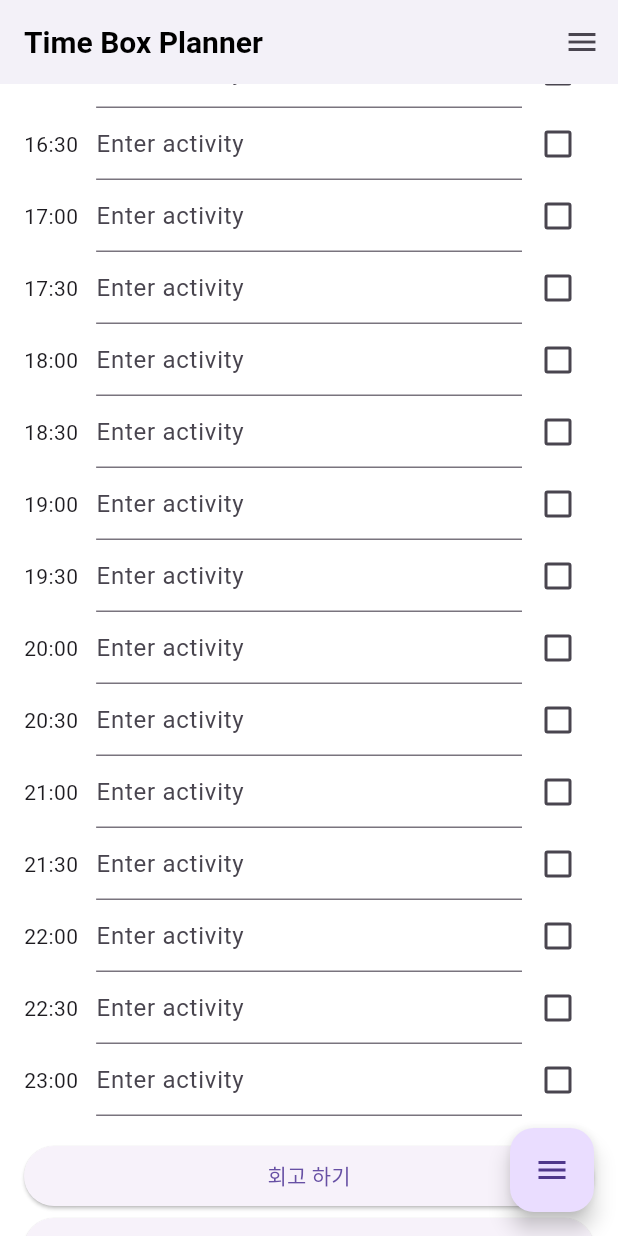
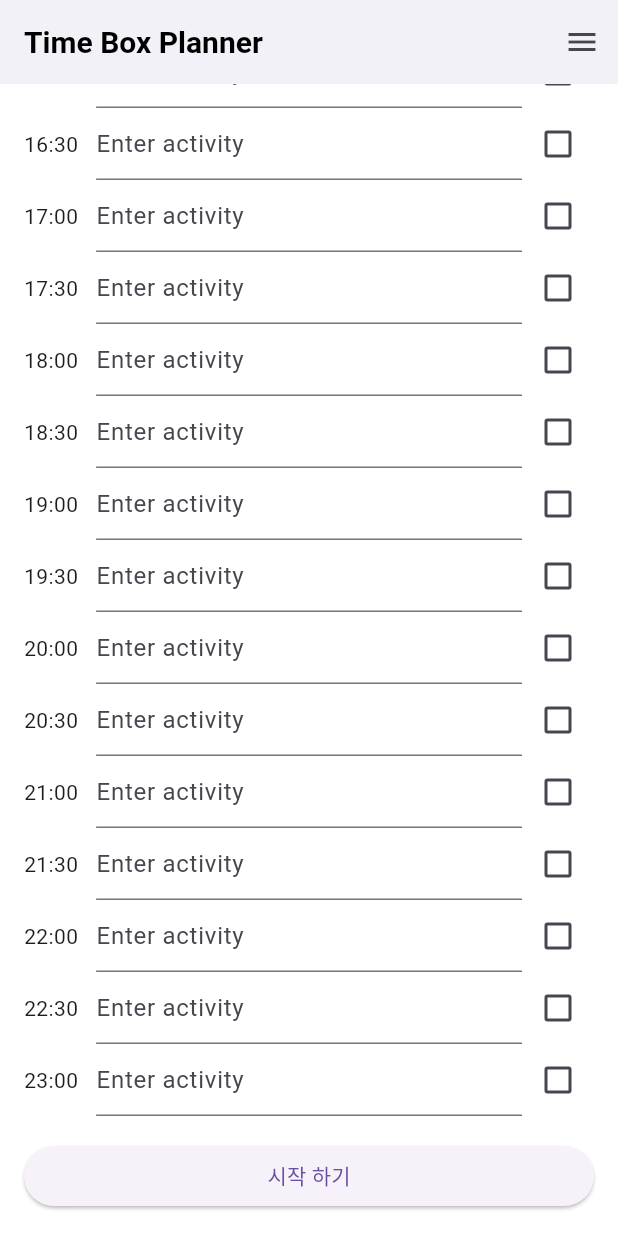
Before and after one commit to 9oHigh/usket.Tig, a Flutter app: the HomeScreen screen opened directly, scrolled down 1268 dp, on a phone screen of 412 x 824 dp. Run offline on Flutter 3.47's test engine with Material 3 defaults, Android fonts, the light colour scheme and no system bars; our stand-ins replace cloud_firestore, firebase_auth, firebase_core, flutter_dotenv, flutter_riverpod, google_mobile_ads and 4 more; accounts and stored records are empty; generated files the repository leaves out were written again; network calls fail.

Commit message:
fix: remove retrospect button, just start option

```diff
--- a/tig/lib/presentation/screens/home/home_screen.dart
+++ b/tig/lib/presentation/screens/home/home_screen.dart
@@ -175,12 +175,6 @@
                     const SizedBox(height: 16.0),
                     _buildTimeTable(),
                     const SizedBox(height: 16.0),
-                    ElevatedButton(
-                      onPressed: () {
-                        // MARK: - 회고 화면으로 이동
-                      },
-                      child: const Text('회고 하기'),
-                    ),
                     SizedBox(
                       child: ElevatedButton(
                         onPressed: _saveTigData,
```
Also changed, not shown: 1 other file.
